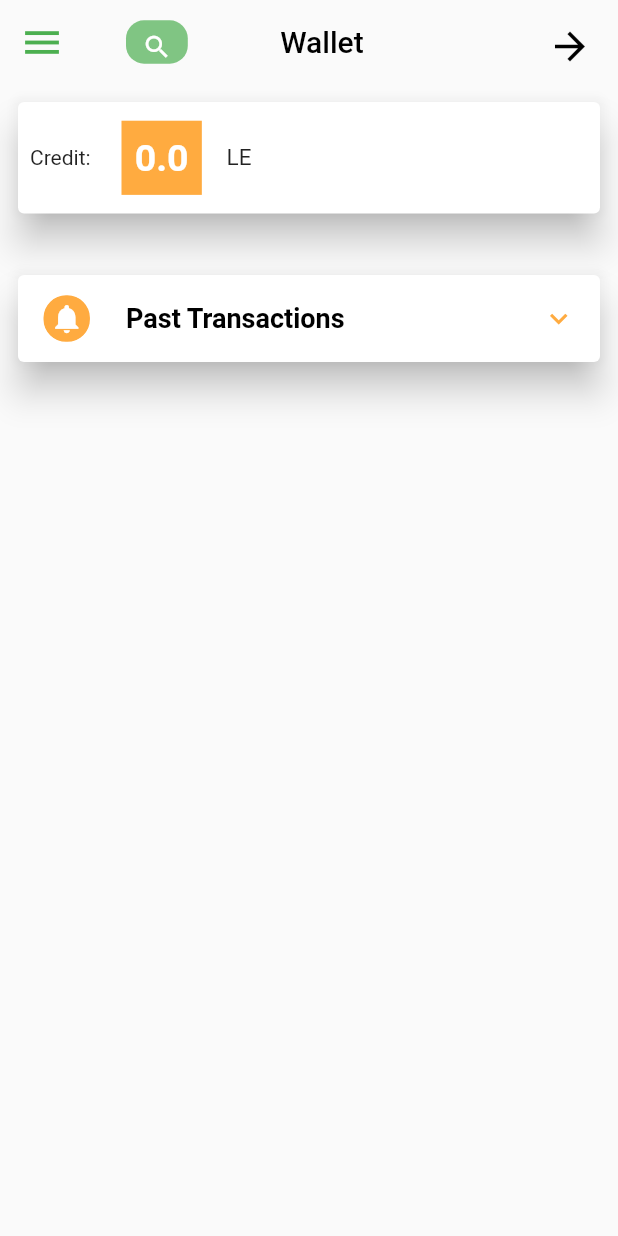
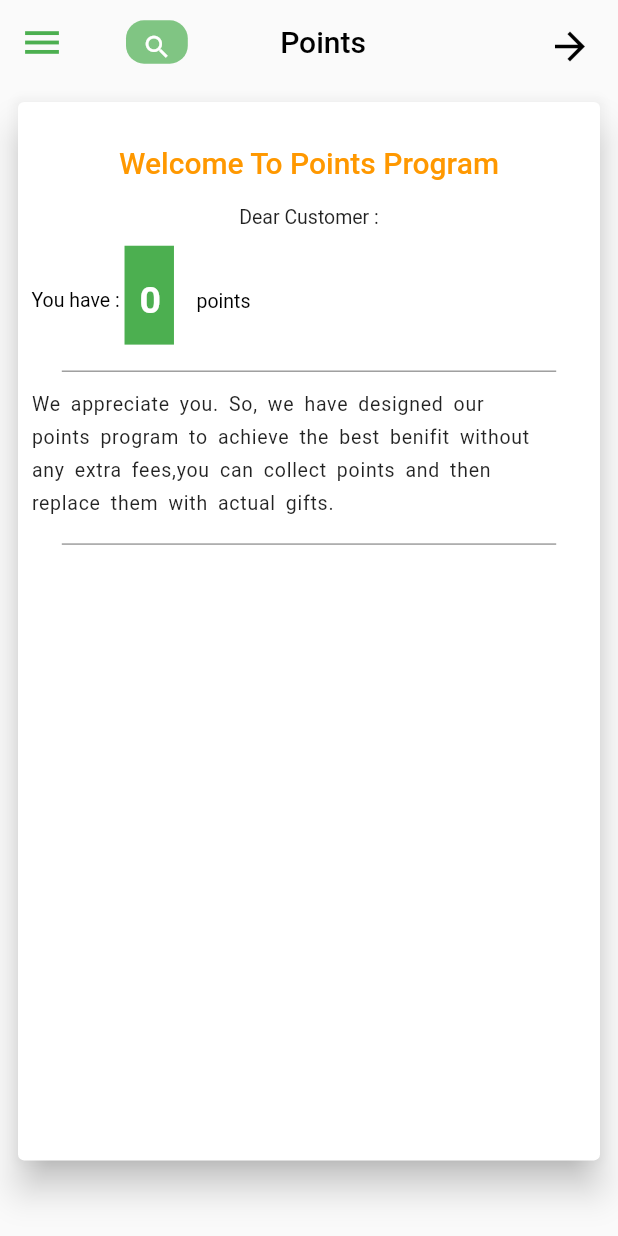
Before and after one commit to Shehab-adel/alhoda_shop, a Flutter app: the PointsScreen screen opened by its route, on a phone screen of 412 x 824 dp. Run offline on Flutter 3.47's test engine with Material 2 defaults, Android fonts, the phone set to English and light mode, and no system bars; our stand-ins replace badges, carousel_slider, font_awesome_flutter, get, smooth_page_indicator.

Commit message:
added points screen

```diff
--- a/lib/view/screens/point_screen.dart
+++ b/lib/view/screens/point_screen.dart
@@ -1,10 +1,9 @@
-import 'package:alhoda/view/widgets/wallet_screen/wallet_card_widget.dart';
+import 'package:alhoda/view/widgets/point_card.dart';
 import 'package:flutter/material.dart';
 import 'package:get/get.dart';
 
 import '../shared/app_bar.dart';
 import '../widgets/main_screen/drawer/drawer_widget.dart';
-import '../widgets/wallet_screen/card_transaction_widget.dart';
 
 class PointsScreen extends StatelessWidget {
   PointsScreen({Key? key}) : super(key: key);
@@ -16,12 +15,12 @@ class PointsScreen extends StatelessWidget {
     size = MediaQuery.of(context).size;
     return SafeArea(
         child: Scaffold(
-      appBar: buildAppBar(
+          appBar: buildAppBar(
           context: context,
           onPressedIcon: () {
             Get.back();
           },
-          title: 'Wallet'),
+          title: 'Points'),
       drawer: Drawer(
         backgroundColor: Colors.green,
         child: DrawerWidget(),
@@ -29,13 +28,7 @@ class PointsScreen extends StatelessWidget {
       body: Padding(
         padding: const EdgeInsets.all(8.0),
         child: Column(
-          children: [
-            WalletCardWidget(),
-            SizedBox(
-              height: size.height * 0.04,
-            ),
-            CardTransactionWidget(),
-          ],
+          children: [PointCard()],
         ),
       ),
     ));
--- a/lib/view/widgets/main_screen/drawer/drawer_widget.dart
+++ b/lib/view/widgets/main_screen/drawer/drawer_widget.dart
@@ -47,9 +47,11 @@ class DrawerWidget extends StatelessWidget {
             drawerItem(
                 title: 'Points',
                 icon: FontAwesomeIcons.bagShopping,
-                onTap: () {}),
+                onTap: () {
+                  Get.toNamed(AppRoutes.pointScreenRoute);
+                }),
             drawerItem(
-                title: 'Home',
+                title: 'Support',
                 icon: Icons.perm_contact_cal_outlined,
                 onTap: () {}),
             notificationsAndRepliesListTile(
--- /dev/null
+++ b/lib/view/widgets/point_card.dart
@@ -0,0 +1,104 @@
+import 'dart:ui';
+
+import 'package:flutter/material.dart';
+
+class PointCard extends StatelessWidget {
+  PointCard({Key? key}) : super(key: key);
+  late Size size;
+
+  @override
+  Widget build(BuildContext context) {
+    size = MediaQuery.of(context).size;
+    return SizedBox(
+      height: size.height * 0.866,
+      width: size.width,
+      child: Card(
+        elevation: 10,
+        child: Column(
+          children: [
+            Text(
+              'Welcome To Points Program',
+              style: TextStyle(
+                  fontSize: 20,
+                  height: 3,
+                  color: Colors.orange,
+                  fontWeight: FontWeight.w500),
+            ),
+            const Text(
+              'Dear Customer :',
+              style: TextStyle(
+                fontSize: 13,
+                height: 2,
+              ),
+            ),
+            SizedBox(
+              height: size.height * .001,
+            ),
+            Padding(
+              padding: const EdgeInsets.all(9.0),
+              child: Row(children: [
+                Text(
+                  'You have : ',
+                  style:
+                      TextStyle(fontSize: 13, height: 2, color: Colors.black),
+                ),
+                Container(
+                  color: Colors.green,
+                  height: size.height * 0.08,
+                  width: size.width * 0.08,
+                  padding: EdgeInsets.only(top: 22, left: 10),
+                  child: Text(
+                    '0',
+                    style: TextStyle(
+                        fontSize: 25,
+                        color: Colors.white,
+                        fontWeight: FontWeight.bold),
+                  ),
+                ),
+                const SizedBox(
+                  width: 15,
+                ),
+                Padding(
+                  padding: const EdgeInsets.only(top: 8.0),
+                  child: Text(
+                    'points',
+                    style: TextStyle(fontSize: 13, color: Colors.black),
+                  ),
+                ),
+              ]),
+            ),
+            SizedBox(
+              height: size.height * .01,
+            ),
+            Container(
+              height: 1,
+              width: size.width * .8,
+              color: Colors.grey,
+            ),
+            Padding(
+              padding: const EdgeInsets.all(9.0).copyWith(right: 40),
+              child: Text(
+                "We appreciate you. So, we have designed our"
+                " points program to achieve the best benifit "
+                "without any extra fees,you can collect points and then replace them with actual gifts.",
+                style: TextStyle(
+                    wordSpacing: 3,
+                    letterSpacing: .5,
+                    fontSize: 13,
+                    height: 1.7),
+              ),
+            ),
+            SizedBox(
+              height: size.height * .01,
+            ),
+            Container(
+              height: 1,
+              width: size.width * .8,
+              color: Colors.grey,
+            ),
+          ],
+        ),
+      ),
+    );
+  }
+}
```
